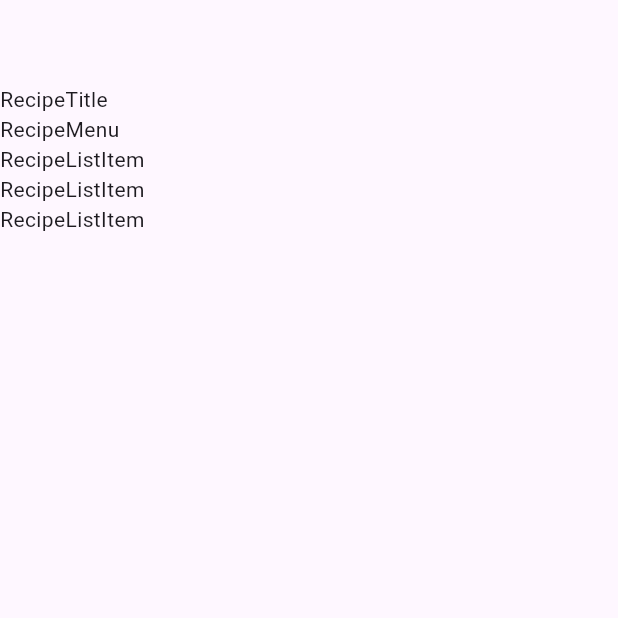
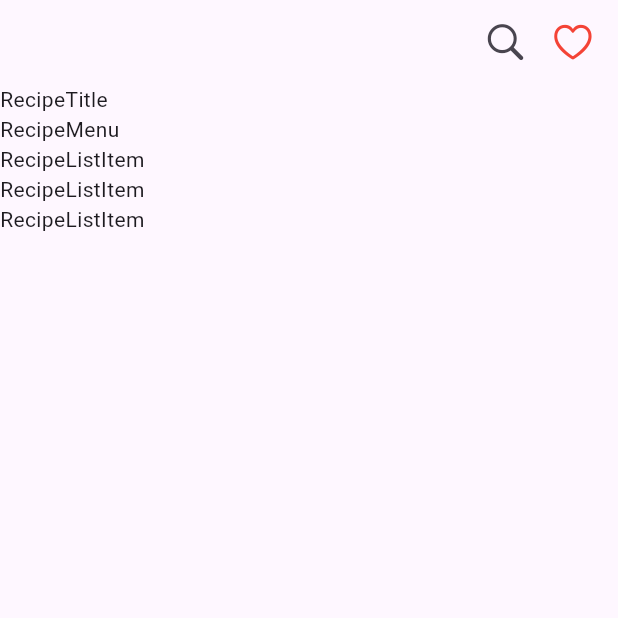
Before and after one commit to hippieperm/flutter_recipe_app, a Flutter app: the screen it shows after launch, on a phone screen of 412 x 824 dp, the top half of it. Run offline on Flutter 3.47's test engine with Material 3 defaults, Android fonts, the phone set to English and light mode, and no system bars.

Commit message:
레시피 페이지 앱바 수정: RecipePage 클래스의 AppBar에 검색 및 즐겨찾기 아이콘을 추가하여 사용자 인터페이스 개선

```diff
--- a/lib/main.dart
+++ b/lib/main.dart
@@ -1,3 +1,4 @@
+import 'package:flutter/cupertino.dart';
 import 'package:flutter/material.dart';
 import 'package:flutter_recipe_app/recipe_list_item.dart';
 import 'package:flutter_recipe_app/recipe_menu.dart';
@@ -25,7 +26,21 @@ class RecipePage extends StatelessWidget {
   @override
   Widget build(BuildContext context) {
     return Scaffold(
-      appBar: AppBar(),
+      appBar: AppBar(
+        actions: [
+          Icon(
+            CupertinoIcons.search,
+            size: 30,
+          ),
+          SizedBox(width: 15),
+          Icon(
+            CupertinoIcons.heart,
+            size: 30,
+            color: Colors.red,
+          ),
+          SizedBox(width: 15),
+        ],
+      ),
       body: Column(
         crossAxisAlignment: CrossAxisAlignment.start,
         children: [
```
